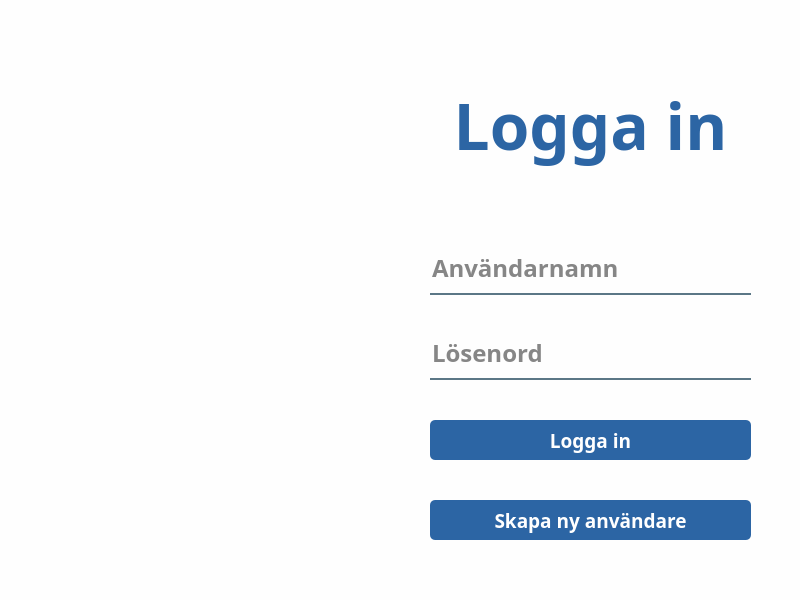
marcusgostasson/smartshop, file code/viewer/UI/login.ui: the form before one commit.
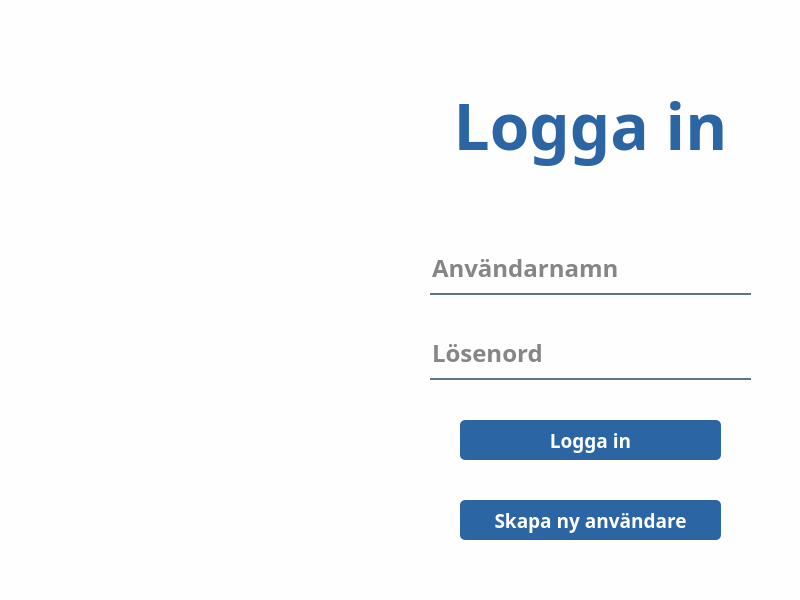
The form after the commit. Icons and pictures are not drawn.

Diff of the .ui file:
```diff
--- a/code/viewer/UI/login.ui
+++ b/code/viewer/UI/login.ui
@@ -50,6 +50,9 @@
      <property name="spacing">
       <number>40</number>
      </property>
+     <property name="leftMargin">
+      <number>0</number>
+     </property>
      <property name="topMargin">
       <number>20</number>
      </property>
@@ -137,6 +140,14 @@
       </widget>
      </item>
      <item>
+      <layout class="QVBoxLayout" name="verticalLayout_2">
+       <property name="leftMargin">
+        <number>30</number>
+       </property>
+       <property name="rightMargin">
+        <number>30</number>
+       </property>
+       <item>
       <widget class="QPushButton" name="login_button">
        <property name="sizePolicy">
         <sizepolicy hsizetype="Minimum" vsizetype="Fixed">
@@ -160,7 +171,6 @@
         <font>
          <family>Arial Black</family>
          <pointsize>14</pointsize>
-         <weight>75</weight>
          <bold>true</bold>
         </font>
        </property>
@@ -211,7 +221,6 @@
         <font>
          <family>Arial Black</family>
          <pointsize>14</pointsize>
-         <weight>75</weight>
          <bold>true</bold>
         </font>
        </property>
@@ -254,6 +263,8 @@
       </widget>
      </item>
     </layout>
+     </item>
+    </layout>
    </widget>
   </widget>
   <widget class="QMenuBar" name="menubar">
```
Left out of the diff: 5 changed lines with no effect on the pictures. Lines whose indentation alone changed are shown as unchanged.
